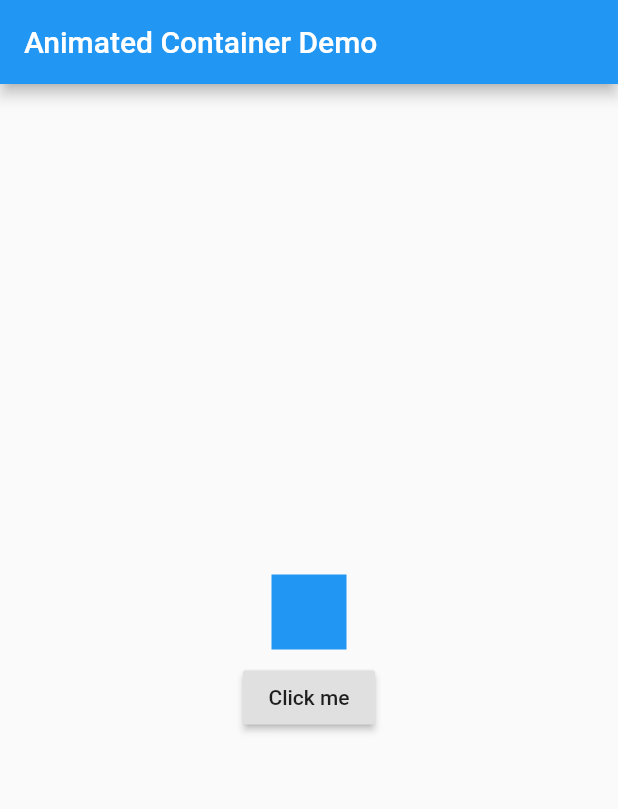
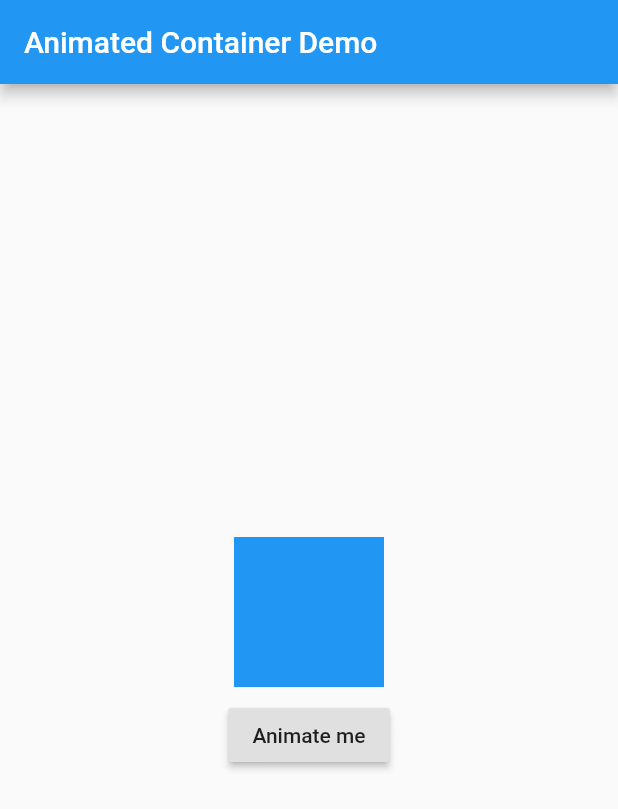
Before and after one commit to nilaypatel7798/flutter_animations, a Flutter app: the screen it shows after launch, on a phone screen of 412 x 824 dp. Shown: the top 809 px of the screen. Run offline on Flutter 3.47's test engine with Material 2 defaults, Android fonts, the phone set to English and light mode, and no system bars.

Commit message:
added custom animation

```diff
--- /dev/null
+++ b/lib/custom_animation_demo.dart
@@ -0,0 +1,80 @@
+import 'package:flutter/material.dart';
+
+class CustomAnimationDemo extends StatefulWidget {
+  @override
+  _CustomAnimationDemoState createState() => _CustomAnimationDemoState();
+}
+
+class _CustomAnimationDemoState extends State<CustomAnimationDemo>
+    with SingleTickerProviderStateMixin {
+  var height = 100.0;
+  var width = 100.0;
+  var color = Colors.blue;
+
+  AnimationController animationController;
+  Animation sizeAnimation;
+  Animation colorAnimation;
+
+  @override
+  void initState() {
+    super.initState();
+    animationController =
+        AnimationController(vsync: this, duration: Duration(seconds: 1));
+
+    sizeAnimation =
+        Tween(begin: 100.0, end: 200.0).animate(animationController);
+    colorAnimation = ColorTween(begin: Colors.blue, end: Colors.red)
+        .animate(animationController);
+    sizeAnimation.addListener(() {
+      setState(() {});
+    });
+
+    animationController.addStatusListener((status) {
+      if (status == AnimationStatus.completed) {
+        animationController.reverse();
+      } else if (status == AnimationStatus.dismissed) {
+        animationController.forward();
+      }
+    });
+  }
+
+  @override
+  void dispose() {
+    super.dispose();
+    animationController.dispose();
+  }
+
+  @override
+  Widget build(BuildContext context) {
+    return Scaffold(
+      appBar: AppBar(
+        title: Text("Animated Container Demo"),
+      ),
+      body: Center(
+        child: Column(
+          mainAxisAlignment: MainAxisAlignment.center,
+          children: <Widget>[
+            Container(
+              height: sizeAnimation.value,
+              width: sizeAnimation.value,
+              color: colorAnimation.value,
+            ),
+            Padding(
+              padding: const EdgeInsets.all(8.0),
+              child: animationController.isAnimating
+                  ? Container()
+                  : RaisedButton(
+                      onPressed: () {
+                        setState(() {
+                          animationController.forward();
+                        });
+                      },
+                      child: Text("Animate me"),
+                    ),
+            ),
+          ],
+        ),
+      ),
+    );
+  }
+}
--- a/lib/main.dart
+++ b/lib/main.dart
@@ -1,6 +1,5 @@
 import 'package:flutter/material.dart';
-import 'package:flutter_animations/animated_container_demo.dart';
-import 'package:flutter_animations/home_page.dart';
+import 'package:flutter_animations/custom_animation_demo.dart';
 
 void main() => runApp(new MyApp());
 
@@ -12,7 +11,7 @@ class MyApp extends StatelessWidget {
       theme: new ThemeData(
         primarySwatch: Colors.blue,
       ),
-      home: new AnimatedContainerDemo(),
+      home: new CustomAnimationDemo(),
       debugShowCheckedModeBanner: false,
     );
   }
```
